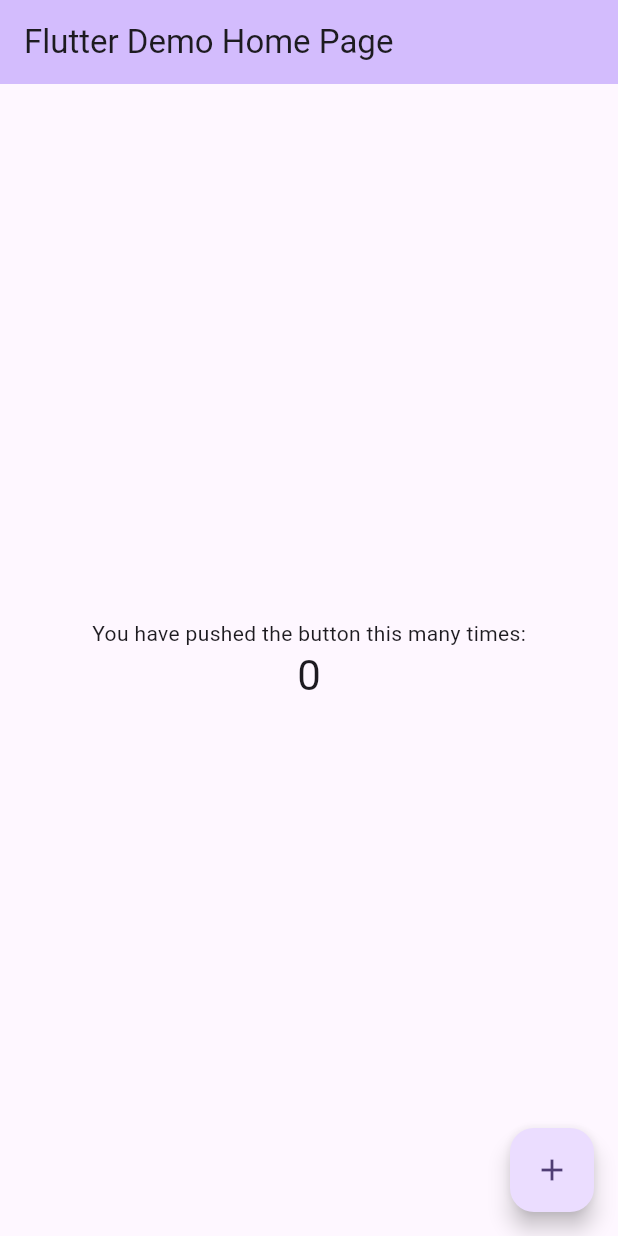
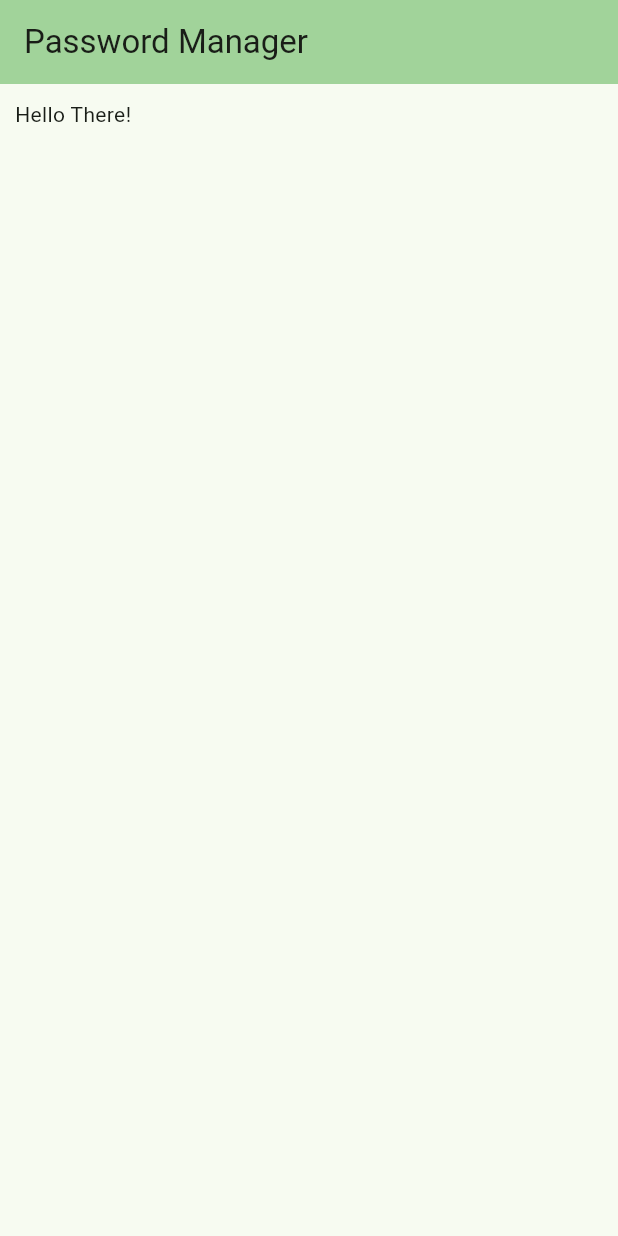
Before and after one commit to Peterkov06/my_password_manager, a Flutter app: the screen it shows after launch, on a phone screen of 412 x 824 dp. Run offline on Flutter 3.47's test engine with Material 2 defaults, Android fonts, the phone set to English and light mode, and no system bars.

Commit message:
Modified main file.

```diff
--- a/lib/main.dart
+++ b/lib/main.dart
@@ -7,47 +7,21 @@
 class MyApp extends StatelessWidget {
   const MyApp({super.key});
 
-  // This widget is the root of your application.
   @override
   Widget build(BuildContext context) {
     return MaterialApp(
       title: 'Flutter Demo',
       theme: ThemeData(
-        // This is the theme of your application.
-        //
-        // TRY THIS: Try running your application with "flutter run". You'll see
-        // the application has a blue toolbar. Then, without quitting the app,
-        // try changing the seedColor in the colorScheme below to Colors.green
-        // and then invoke "hot reload" (save your changes or press the "hot
-        // reload" button in a Flutter-supported IDE, or press "r" if you used
-        // the command line to start the app).
-        //
-        // Notice that the counter didn't reset back to zero; the application
-        // state is not lost during the reload. To reset the state, use hot
-        // restart instead.
-        //
-        // This works for code too, not just values: Most code changes can be
-        // tested with just a hot reload.
-        colorScheme: ColorScheme.fromSeed(seedColor: Colors.deepPurple),
+        colorScheme: ColorScheme.fromSeed(seedColor: Colors.green),
         useMaterial3: true,
       ),
-      home: const MyHomePage(title: 'Flutter Demo Home Page'),
+      home: const MyHomePage(title: 'Password Manager'),
     );
   }
 }
 
 class MyHomePage extends StatefulWidget {
   const MyHomePage({super.key, required this.title});
-
-  // This widget is the home page of your application. It is stateful, meaning
-  // that it has a State object (defined below) that contains fields that affect
-  // how it looks.
-
-  // This class is the configuration for the state. It holds the values (in this
-  // case the title) provided by the parent (in this case the App widget) and
-  // used by the build method of the State. Fields in a Widget subclass are
-  // always marked "final".
-
   final String title;
 
   @override
@@ -55,71 +29,23 @@
 }
 
 class _MyHomePageState extends State<MyHomePage> {
-  int _counter = 0;
-
-  void _incrementCounter() {
-    setState(() {
-      // This call to setState tells the Flutter framework that something has
-      // changed in this State, which causes it to rerun the build method below
-      // so that the display can reflect the updated values. If we changed
-      // _counter without calling setState(), then the build method would not be
-      // called again, and so nothing would appear to happen.
-      _counter++;
-    });
-  }
 
   @override
   Widget build(BuildContext context) {
-    // This method is rerun every time setState is called, for instance as done
-    // by the _incrementCounter method above.
-    //
-    // The Flutter framework has been optimized to make rerunning build methods
-    // fast, so that you can just rebuild anything that needs updating rather
-    // than having to individually change instances of widgets.
     return Scaffold(
       appBar: AppBar(
-        // TRY THIS: Try changing the color here to a specific color (to
-        // Colors.amber, perhaps?) and trigger a hot reload to see the AppBar
-        // change color while the other colors stay the same.
         backgroundColor: Theme.of(context).colorScheme.inversePrimary,
-        // Here we take the value from the MyHomePage object that was created by
-        // the App.build method, and use it to set our appbar title.
         title: Text(widget.title),
       ),
-      body: Center(
-        // Center is a layout widget. It takes a single child and positions it
-        // in the middle of the parent.
+      body: const Padding(
+        padding: EdgeInsets.all(10.0),
         child: Column(
-          // Column is also a layout widget. It takes a list of children and
-          // arranges them vertically. By default, it sizes itself to fit its
-          // children horizontally, and tries to be as tall as its parent.
-          //
-          // Column has various properties to control how it sizes itself and
-          // how it positions its children. Here we use mainAxisAlignment to
-          // center the children vertically; the main axis here is the vertical
-          // axis because Columns are vertical (the cross axis would be
-          // horizontal).
-          //
-          // TRY THIS: Invoke "debug painting" (choose the "Toggle Debug Paint"
-          // action in the IDE, or press "p" in the console), to see the
-          // wireframe for each widget.
-          mainAxisAlignment: MainAxisAlignment.center,
-          children: <Widget>[
-            const Text(
-              'You have pushed the button this many times:',
-            ),
-            Text(
-              '$_counter',
-              style: Theme.of(context).textTheme.headlineMedium,
-            ),
-          ],
-        ),
-      ),
-      floatingActionButton: FloatingActionButton(
-        onPressed: _incrementCounter,
-        tooltip: 'Increment',
-        child: const Icon(Icons.add),
-      ), // This trailing comma makes auto-formatting nicer for build methods.
-    );
+            mainAxisAlignment: MainAxisAlignment.start,
+            children: [
+              Text('Hello There!')
+            ],
+          ),
+      )
+      );
   }
 }
```
